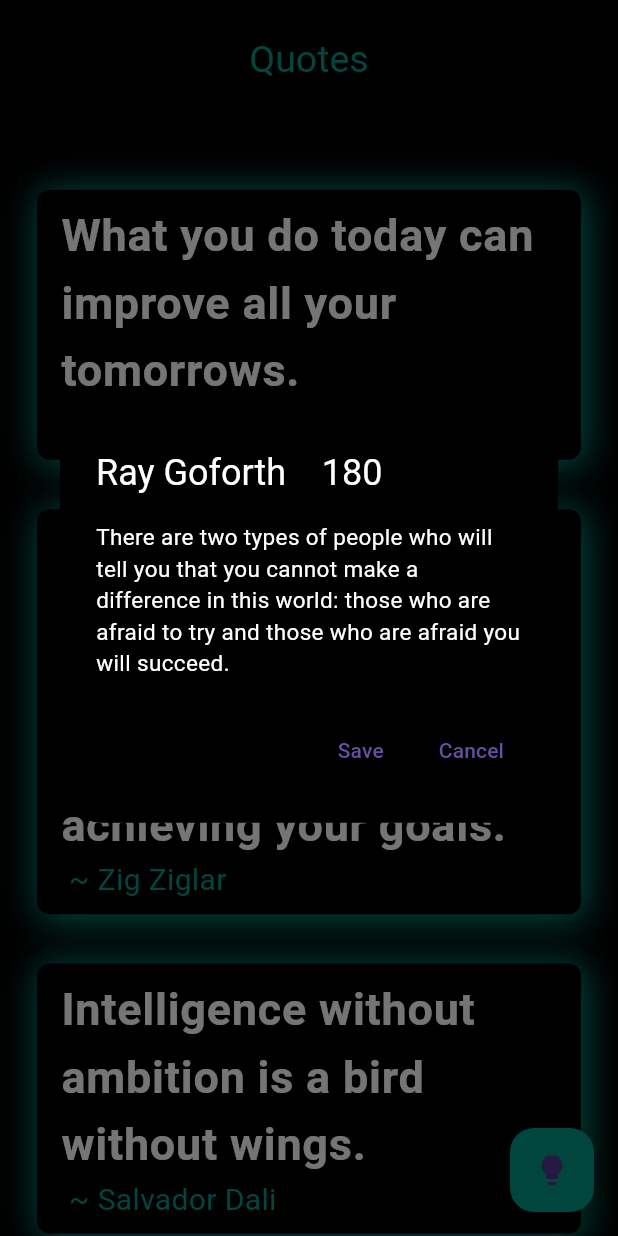
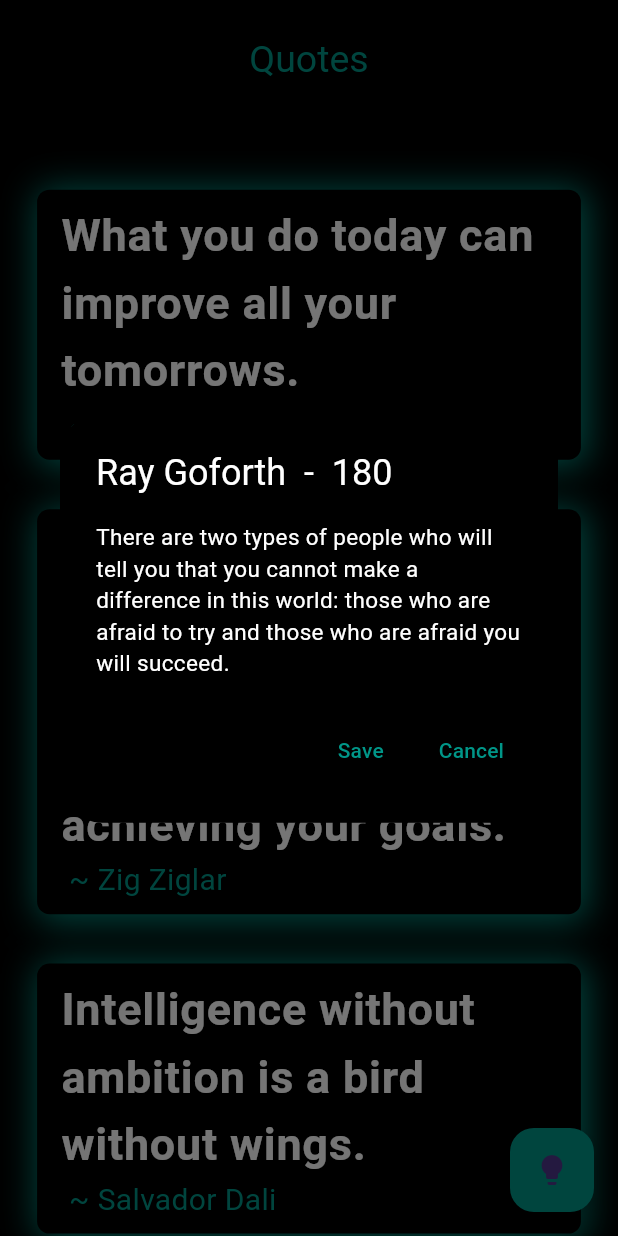
Before and after one commit to MauryaAayush/quotes_app, a Flutter app: the screen it shows after launch, after a tap on the "lightbulb" icon, on a phone screen of 412 x 824 dp. Run offline on Flutter 3.47's test engine with Material 3 defaults, Android fonts, the light colour scheme and no system bars.

Commit message:
Radhey Radhey

```diff
--- a/lib/Views/Homescreen.dart
+++ b/lib/Views/Homescreen.dart
@@ -34,7 +34,7 @@ class _HomescreenState extends State<Homescreen> {
             context: context,
             builder: (context) => AlertDialog(
               backgroundColor: Colors.black,
-              title: Text('${m1.list![Random_Number].authors!}    $Random_Number ',
+              title: Text('${m1.list![Random_Number].authors!}  -  $Random_Number ',
                 style: const TextStyle(color: Colors.white),
               ),
               content: Text(m1.list![Random_Number].quotes!,
@@ -49,12 +49,16 @@ class _HomescreenState extends State<Homescreen> {
                               'Your text is copies in the favorite lits')));
                       Navigator.of(context).pop();
                     },
-                    child: Text('Save')),
+                    child: Text('Save',style: TextStyle(
+                      color: Colors.teal
+                    ),)),
                 TextButton(
                     onPressed: () {
                       Navigator.of(context).pop();
                     },
-                    child: Text('Cancel'))
+                    child: Text('Cancel',style: TextStyle(
+                      color: Colors.teal
+                    ),))
               ],
             ),
           );
```
Also changed, not shown: Screenshot_20240327_224335.png (added), Screenshot_20240327_224346.png (added).
